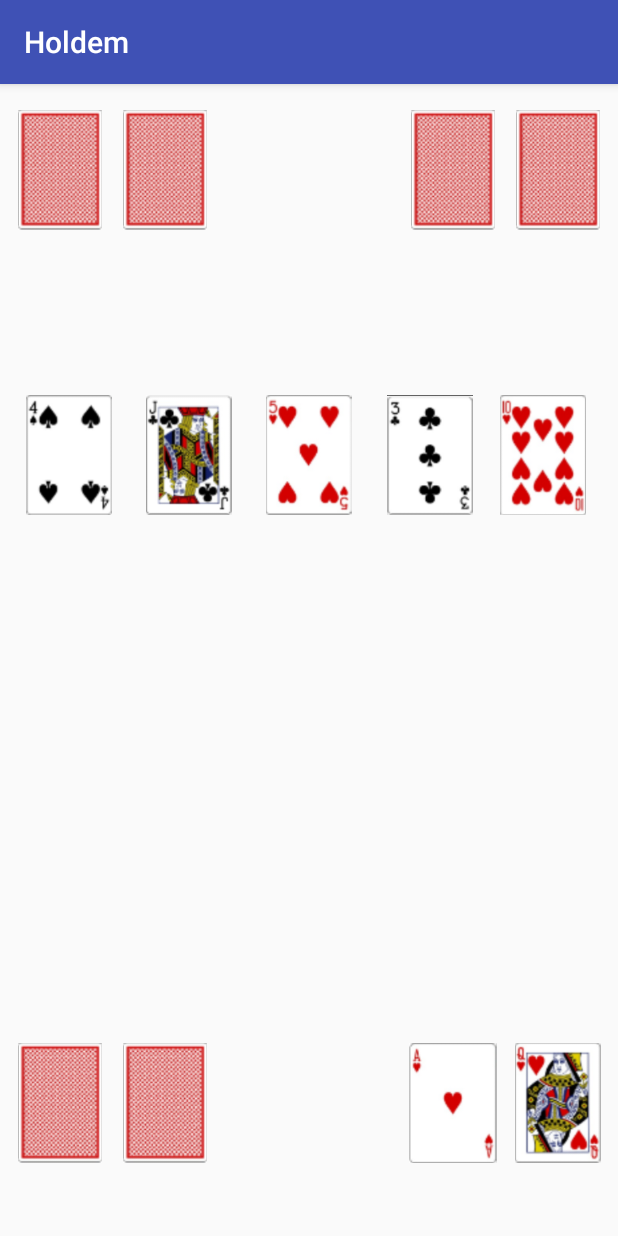
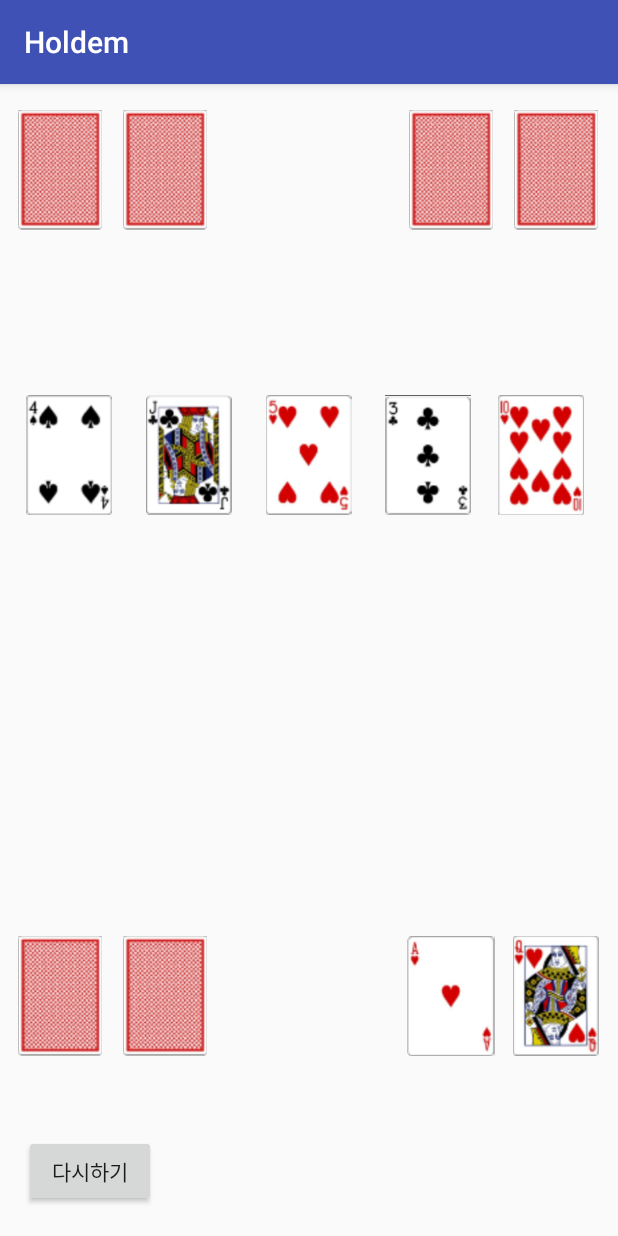
Before and after one commit to swhdgjss/Android, an Android app: the Play4 screen opened directly, with no data from a screen before it, on a phone screen of 412 x 824 dp. Run offline under Robolectric (Android 15) with nearby library versions, the phone set to English and light mode, and no system bars.

Commit message:
06/10 Plyayer4 작업 승리 완료 타이머 작업 필요

```diff
--- a/app/src/main/java/com/example/l/holdem/Play4.java
+++ b/app/src/main/java/com/example/l/holdem/Play4.java
@@ -1,24 +1,42 @@
 package com.example.l.holdem;
 
+import android.content.DialogInterface;
 import android.content.Intent;
+import android.os.Build;
+import android.os.SystemClock;
+import android.support.annotation.RequiresApi;
+import android.support.v7.app.AlertDialog;
 import android.support.v7.app.AppCompatActivity;
 import android.os.Bundle;
 import android.util.Log;
+import android.view.View;
+import android.widget.Button;
 import android.widget.ImageView;
 import android.widget.TextView;
+import android.widget.Toast;
+
+import java.util.Timer;
+import java.util.TimerTask;
+import java.util.logging.Handler;
+import java.util.logging.LogRecord;
 
 public class Play4 extends AppCompatActivity {
 
     ImageView card1, card2, card3, card4, card5, card6, card7, card8,
             board1, board2, board3, board4, board5;
     TextView textView;
+    Button button;
+    AlertDialog.Builder dialog;
 
+    @RequiresApi(api = Build.VERSION_CODES.N)
     @Override
     protected void onCreate(Bundle savedInstanceState) {
         super.onCreate(savedInstanceState);
         setContentView(R.layout.activity_play4);
 
         Intent intent = getIntent();
+        Timer timer = new Timer(true);
+        dialog = new AlertDialog.Builder(Play4.this);
         textView = (TextView) findViewById(R.id.textView4);
         card1 = (ImageView) findViewById(R.id.card1);
         card2 = (ImageView) findViewById(R.id.card2);
@@ -28,14 +46,16 @@ public class Play4 extends AppCompatActivity {
         card6 = (ImageView) findViewById(R.id.card6);
         card7 = (ImageView) findViewById(R.id.card7);
         card8 = (ImageView) findViewById(R.id.card8);
-        board1 = (ImageView)findViewById(R.id.board1);
-        board2 = (ImageView)findViewById(R.id.board2);
-        board3 = (ImageView)findViewById(R.id.board3);
-        board4 = (ImageView)findViewById(R.id.board4);
-        board5 = (ImageView)findViewById(R.id.board5);
+        board1 = (ImageView) findViewById(R.id.board1);
+        board2 = (ImageView) findViewById(R.id.board2);
+        board3 = (ImageView) findViewById(R.id.board3);
+        board4 = (ImageView) findViewById(R.id.board4);
+        board5 = (ImageView) findViewById(R.id.board5);
+        button = (Button) findViewById(R.id.button2);
         Deck deck = new Deck();
         Rule rule = new Rule(deck);
         Player[] player = new Player[4];
+        double[] score = new double[4];
         String[] hand = new String[4];
 
         String name = intent.getStringExtra("name");
@@ -56,21 +76,47 @@ public class Play4 extends AppCompatActivity {
         open(rule.board.get(0), board1);
         open(rule.board.get(1), board2);
         open(rule.board.get(2), board3);
-        rule.turnOpen();
+       rule.turnOpen();
         open(rule.board.get(3), board4);
+        SystemClock.sleep(1000);
         rule.riverOpen();
         open(rule.board.get(4), board5);
 
-        for(Player tmp: player) {
-            tmp.sum(tmp.card, rule.board);
-            double ss = tmp.determineHands(tmp.hands(tmp.card));
-            System.out.println(ss);
+        for(int i = 0; i < 4; i++) {
+            player[i].sum(player[i].card, rule.board);
+            score[i] = player[i].determineHands(player[i].hands(player[i].card));
         }
+        double win = Double.max(Double.max(score[0], score[1]), Double.max(score[2], score[3]));
 
         for(Player tmp: player) {
+            if(tmp.score == win) {
+                Toast.makeText(this, tmp.name + "'s win!!", Toast.LENGTH_SHORT).show();
+            }
             tmp.clear();
         }
         rule.clear();
+
+        button.setOnClickListener(new View.OnClickListener() {
+            @Override
+            public void onClick(View v) {
+                dialog.setTitle("다시하기");
+                dialog.setMessage("다시 하시겠습니까?");
+                dialog.setPositiveButton("예", new DialogInterface.OnClickListener() {
+                    @Override
+                    public void onClick(DialogInterface dialog, int which) {
+                        finish();
+                        startActivity(getIntent());
+                    }
+                });
+                dialog.setNegativeButton("아니오", new DialogInterface.OnClickListener() {
+                    @Override
+                    public void onClick(DialogInterface dialog, int which) {
+                        dialog.cancel();
+                    }
+                });
+                dialog.show();
+            }
+        });
     }
 
     public void open(Tuple card, ImageView imageView) {
--- a/app/src/main/java/com/example/l/holdem/Player.java
+++ b/app/src/main/java/com/example/l/holdem/Player.java
@@ -140,7 +140,7 @@ public class Player extends Rule{
                 score = 100 + Integer.valueOf(hand[1]);
                 return score;
             default:
-                System.out.println(num.getNum(hand[0]) + num.getNum(hand[1]) + num.getNum(hand[2]));
+                System.out.println(num.getNum(hand[0]) + " " + num.getNum(hand[1]) + " " + num.getNum(hand[2]));
                 score = Integer.valueOf(hand[0]) + (0.01 * Integer.valueOf(hand[1])) + (0.001 * Integer.valueOf(hand[2]));
                 System.out.println("No Pair");
                 return score;
--- a/app/src/main/res/layout/activity_play4.xml
+++ b/app/src/main/res/layout/activity_play4.xml
@@ -11,11 +11,12 @@
         android:layout_width="60dp"
         android:layout_height="80dp"
         app:srcCompat="@drawable/back"
-        android:layout_marginRight="10dp"
-        android:layout_marginEnd="10dp"
+        android:layout_marginBottom="20dp"
         android:layout_above="@+id/textView4"
         android:layout_alignParentRight="true"
-        android:layout_alignParentEnd="true" />
+        android:layout_alignParentEnd="true"
+        android:layout_marginRight="11dp"
+        android:layout_marginEnd="11dp" />
 
     <ImageView
         android:id="@+id/card3"
@@ -52,10 +53,10 @@
         android:id="@+id/card4"
         android:layout_width="60dp"
         android:layout_height="80dp"
+        app:srcCompat="@drawable/back"
         android:layout_alignTop="@+id/card1"
-        android:layout_marginLeft="10dp"
-        android:layout_toRightOf="@+id/card3"
-        app:srcCompat="@drawable/back" />
+        android:layout_alignLeft="@+id/card6"
+        android:layout_alignStart="@+id/card6" />
 
     <ImageView
         android:id="@+id/card1"
@@ -72,16 +73,14 @@
         android:id="@+id/textView4"
         android:layout_width="wrap_content"
         android:layout_height="wrap_content"
-        android:layout_alignEnd="@+id/card2"
-        android:layout_alignParentBottom="true"
-        android:layout_alignRight="@+id/card2"
-        android:layout_marginBottom="16dp"
-        android:layout_marginEnd="19dp"
-        android:layout_marginRight="19dp"
+        android:layout_marginBottom="67dp"
         android:text="name"
         android:textAllCaps="false"
         android:textColor="@android:color/background_dark"
-        android:textSize="24sp" />
+        android:textSize="24sp"
+        android:layout_alignParentBottom="true"
+        android:layout_toRightOf="@+id/board4"
+        android:layout_toEndOf="@+id/board4" />
 
     <ImageView
         android:id="@+id/card7"
@@ -152,4 +151,14 @@
         android:layout_toStartOf="@+id/board2"
         app:srcCompat="@drawable/back" />
 
+    <Button
+        android:id="@+id/button2"
+        android:layout_width="wrap_content"
+        android:layout_height="wrap_content"
+        android:layout_alignLeft="@+id/board1"
+        android:layout_alignParentBottom="true"
+        android:layout_alignStart="@+id/board1"
+        android:layout_marginBottom="19dp"
+        android:text="다시하기" />
+
 </RelativeLayout>
```
